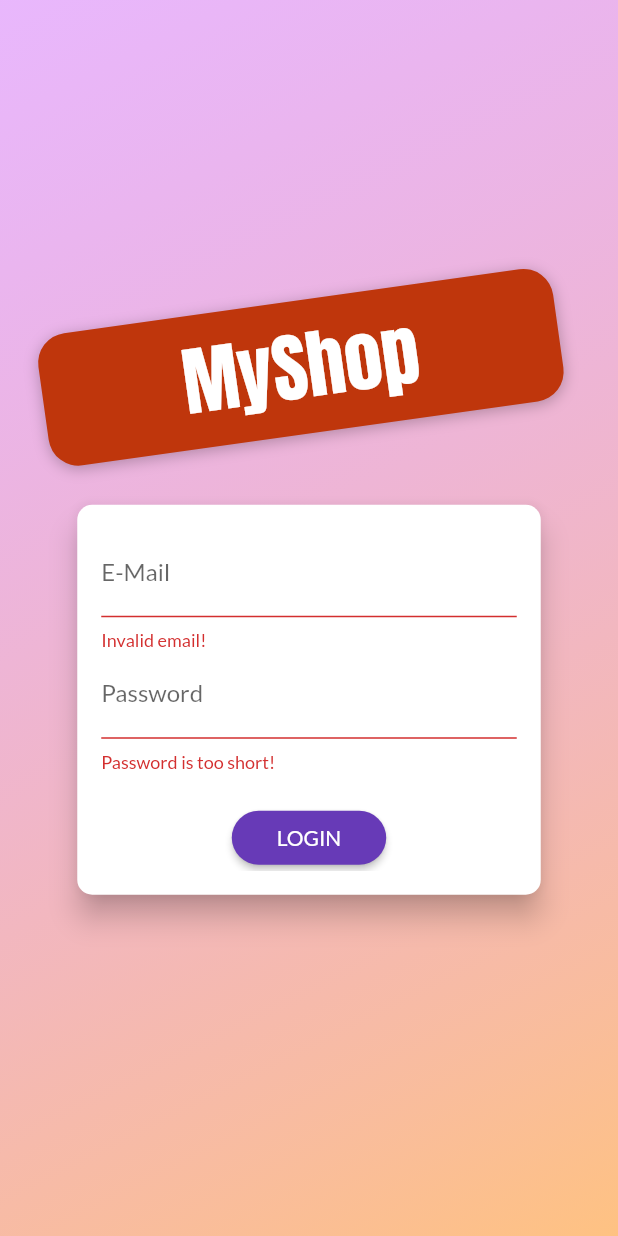
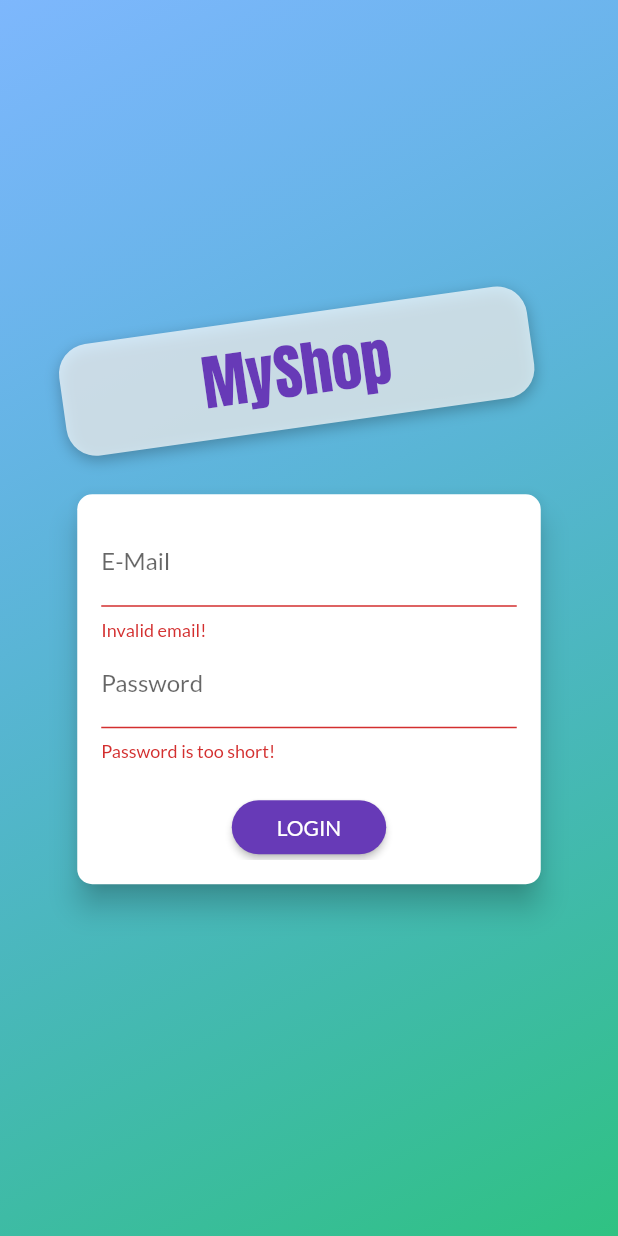
Before and after one commit to Syamgith/shopping_app, a Flutter app: the screen it shows after launch, after a tap on "LOGIN", on a phone screen of 412 x 824 dp. Run offline on Flutter 3.47's test engine with Material 2 defaults, Android fonts, the phone set to English and light mode, and no system bars; missing offline and left inert: dart:ffi; network calls fail.

Commit message:
error handling

```diff
--- a/lib/main.dart
+++ b/lib/main.dart
@@ -3,6 +3,7 @@ import 'package:provider/provider.dart';
 import 'providers/products.dart';
 import 'providers/cart.dart';
 import 'providers/orders.dart';
+import 'providers/auth.dart';
 import 'screens/product_overview_screen.dart';
 import 'screens/product_detail_screen.dart';
 import 'screens/cart_screen.dart';
@@ -30,6 +31,9 @@ class MyApp extends StatelessWidget {
         ChangeNotifierProvider(
           create: (context) => Orders(),
         ),
+        ChangeNotifierProvider.value(
+          value: Auth(),
+        ),
       ],
       child: MaterialApp(
         debugShowCheckedModeBanner: false,
--- a/lib/screens/auth_screen.dart
+++ b/lib/screens/auth_screen.dart
@@ -1,6 +1,8 @@
 import 'dart:math';
-
 import 'package:flutter/material.dart';
+import 'package:provider/provider.dart';
+import '../models/http_exceptions.dart';
+import '../providers/auth.dart';
 
 enum AuthMode { Signup, Login }
 
@@ -20,8 +22,8 @@ class AuthScreen extends StatelessWidget {
             decoration: BoxDecoration(
               gradient: LinearGradient(
                 colors: [
-                  Color.fromRGBO(215, 117, 255, 1).withOpacity(0.5),
-                  Color.fromRGBO(255, 188, 117, 1).withOpacity(0.9),
+                  Color.fromRGBO(2, 117, 255, 1).withOpacity(0.5),
+                  Color.fromRGBO(25, 188, 117, 1).withOpacity(0.9),
                 ],
                 begin: Alignment.topLeft,
                 end: Alignment.bottomRight,
@@ -43,27 +45,26 @@ class AuthScreen extends StatelessWidget {
                       padding:
                           EdgeInsets.symmetric(vertical: 8.0, horizontal: 94.0),
                       transform: Matrix4.rotationZ(-8 * pi / 180)
-                        ..translate(-10.0),
+                        ..translate(-12.0),
                       // ..translate(-10.0),
                       decoration: BoxDecoration(
                         borderRadius: BorderRadius.circular(20),
-                        color: Colors.deepOrange.shade900,
+                        color: Colors.white70,
                         boxShadow: [
                           BoxShadow(
                             blurRadius: 8,
                             color: Colors.black26,
-                            offset: Offset(0, 2),
+                            offset: Offset(0, 3),
                           )
                         ],
                       ),
                       child: Text(
                         'MyShop',
                         style: TextStyle(
-                          color:
-                              Theme.of(context).accentTextTheme.headline6.color,
-                          fontSize: 50,
+                          color: Colors.deepPurple,
+                          fontSize: 40,
                           fontFamily: 'Anton',
-                          fontWeight: FontWeight.normal,
+                          fontWeight: FontWeight.w100,
                         ),
                       ),
                     ),
@@ -101,7 +102,24 @@ class _AuthCardState extends State<AuthCard> {
   var _isLoading = false;
   final _passwordController = TextEditingController();
 
-  void _submit() {
+  void _showErrorDialog(String message) {
+    showDialog(
+      context: context,
+      builder: (context) => AlertDialog(
+        title: Text('An error occured.'),
+        content: Text(message),
+        actions: [
+          FlatButton(
+              onPressed: () {
+                Navigator.of(context).pop();
+              },
+              child: Text('Okay'))
+        ],
+      ),
+    );
+  }
+
+  Future<void> _submit() async {
     if (!_formKey.currentState.validate()) {
       // Invalid!
       return;
@@ -110,11 +128,39 @@ class _AuthCardState extends State<AuthCard> {
     setState(() {
       _isLoading = true;
     });
-    if (_authMode == AuthMode.Login) {
-      // Log user in
-    } else {
-      // Sign user up
+    try {
+      if (_authMode == AuthMode.Login) {
+        // Log user in
+        await Provider.of<Auth>(context, listen: false).signIn(
+          _authData['email'],
+          _authData['password'],
+        );
+      } else {
+        // Sign user up
+        await Provider.of<Auth>(context, listen: false).signUp(
+          _authData['email'],
+          _authData['password'],
+        );
+      }
+    } on HttpExceptions catch (e) {
+      var errorMessage = 'Authentication failed.';
+      if (e.toString().contains('EMAIL_EXISTS')) {
+        errorMessage = 'This email already in use.';
+      } else if (e.toString().contains('INVALID_EMAIL')) {
+        errorMessage = 'This email is not valid.';
+      } else if (e.toString().contains('EMAIL_NOT_FOUND')) {
+        errorMessage = 'The email not found.';
+      } else if (e.toString().contains('WEAK_PASSWORD')) {
+        errorMessage = 'The password is too weak.';
+      } else if (e.toString().contains('INVALID_PASSWORD')) {
+        errorMessage = 'This password is invalid.';
+      }
+      _showErrorDialog(errorMessage);
+    } catch (e) {
+      const errorMessage = 'Could not authenticate. Please try again.';
+      _showErrorDialog(errorMessage);
     }
+
     setState(() {
       _isLoading = false;
     });
```
Also changed, not shown: lib/providers/auth.dart (+37 -2 lines).
